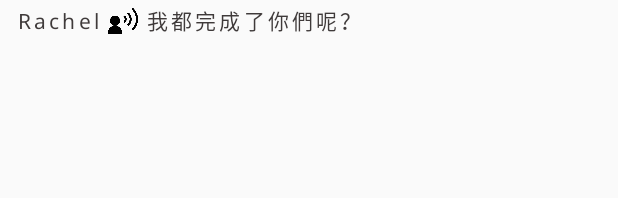
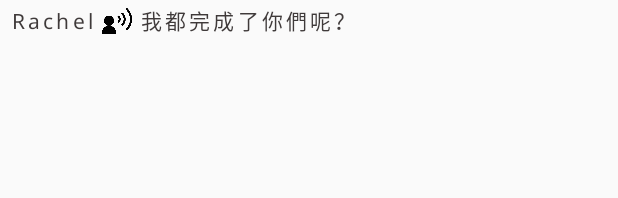
Before and after one commit to honiwy/LiTsap, an Android app: the layout item_profile_murmur.xml on its own in the app's theme, with its tools: preview values and no code run, on a phone screen of 412 x 824 dp. Shown: the top 198 px of the screen. Run offline under Robolectric (Android 15) with nearby library versions, the phone set to English and light mode, and no system bars.

Commit message:
The version 2.0 of LiTsap on Google App Store.

```diff
--- a/LiTsap/app/build.gradle
+++ b/LiTsap/app/build.gradle
@@ -20,8 +20,8 @@ android {
         applicationId "studio.honidot.litsap"
         minSdkVersion 24
         targetSdkVersion 29
-        versionCode 10
-        versionName "1.10"
+        versionCode 11
+        versionName "2.0"
         testInstrumentationRunner "androidx.test.runner.AndroidJUnitRunner"
     }
     buildTypes {
--- a/LiTsap/app/src/main/java/studio/honidot/litsap/data/Workout.kt
+++ b/LiTsap/app/src/main/java/studio/honidot/litsap/data/Workout.kt
@@ -23,7 +23,7 @@ data class Workout(
     var imageUri: String = ""
 ) : Parcelable {
     companion object {
-        private const val TIME_UNIT = 20 // min:60, sec:1
+        private const val TIME_UNIT = 60 // min:60, sec:1
         const val BREAK_TIME = 5 * TIME_UNIT
         const val WORKOUT_TIME = 20 * TIME_UNIT
     }
--- a/LiTsap/app/src/main/java/studio/honidot/litsap/share/ShareTyeFilter.kt
+++ b/LiTsap/app/src/main/java/studio/honidot/litsap/share/ShareTyeFilter.kt
@@ -1,6 +1,6 @@
 package studio.honidot.litsap.share
 
 enum class ShareTypeFilter(val value: String) {
-    PERSONAL("個人貼文"),
-    PUBLIC("社群貼文")
+    PUBLIC("社群貼文"),
+    PERSONAL("個人貼文")
 }
--- a/LiTsap/app/src/main/res/layout/fragment_profile.xml
+++ b/LiTsap/app/src/main/res/layout/fragment_profile.xml
@@ -208,7 +208,7 @@
                 <androidx.constraintlayout.widget.ConstraintLayout
                     android:id="@+id/constraint_competition"
                     android:layout_width="0dp"
-                    android:layout_height="80dp"
+                    android:layout_height="60dp"
                     android:layout_marginStart="16dp"
                     android:layout_marginTop="4dp"
                     android:layout_marginEnd="16dp"
--- a/LiTsap/app/src/main/res/layout/item_profile_murmur.xml
+++ b/LiTsap/app/src/main/res/layout/item_profile_murmur.xml
@@ -17,7 +17,7 @@
 
         <TextView
             android:id="@+id/text_member_name"
-            android:layout_marginStart="8dp"
+            android:layout_marginStart="4dp"
             style="@style/WorkoutTextStyle"
             android:layout_marginTop="4dp"
             android:layout_marginBottom="4dp"
--- a/LiTsap/app/src/main/res/values/strings.xml
+++ b/LiTsap/app/src/main/res/values/strings.xml
@@ -66,7 +66,7 @@
     <string name="task_plan">計畫執行 %d 單位\u0020→\u0020</string>
     <string name="task_achieve">已執行 %d 單位</string>
     <string name="task_go">開始任務</string>
-    <string name="task_hint">請在上方選擇...</string>
+    <string name="task_hint">還沒選擇執行時間呢...</string>
     <string name="mock_module">煎蛋</string>
     <string name="task_time">堅持 %d 分鐘</string>
     <string name="detail_chart_format">##0.0%</string>
```
